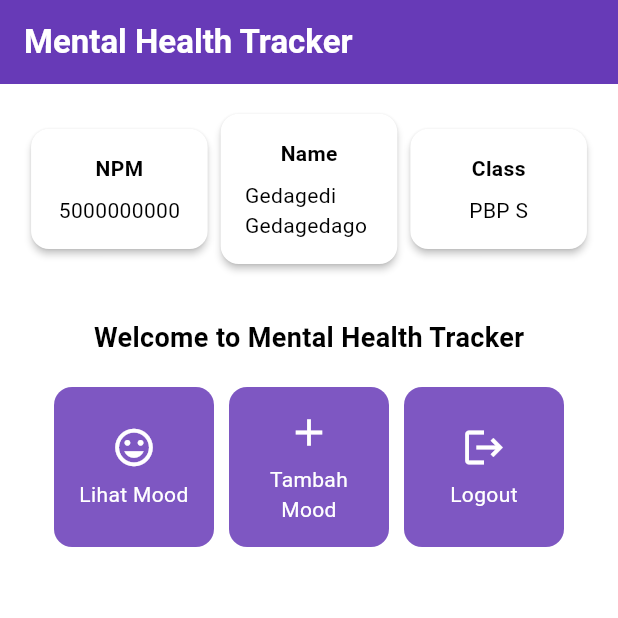
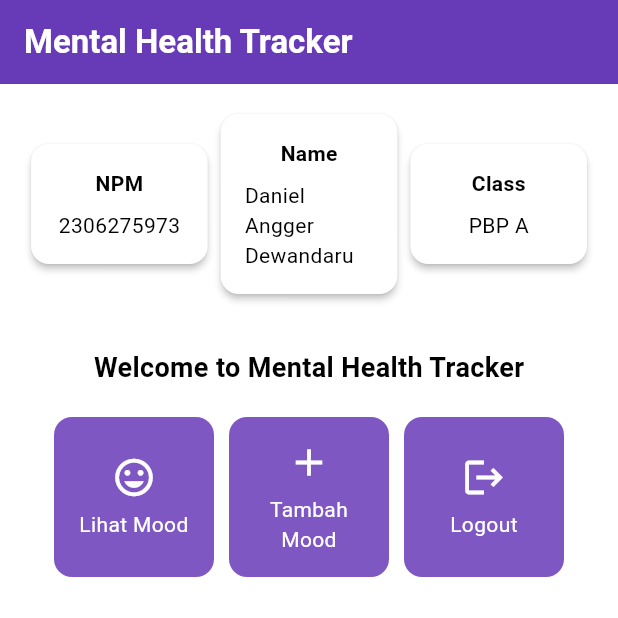
Before and after one commit to DanielAngger/mental-health-tracker-mobile, a Flutter app: the screen it shows after launch, on a phone screen of 412 x 824 dp, the top half of it. Run offline on Flutter 3.47's test engine with Material 3 defaults, Android fonts, the phone set to English and light mode, and no system bars.

Commit message:
Tutorial 6 finished

```diff
--- a/mental_health_tracker/lib/menu.dart
+++ b/mental_health_tracker/lib/menu.dart
@@ -1,9 +1,9 @@
 import 'package:flutter/material.dart';
 
 class MyHomePage extends StatelessWidget {
-  final String npm = '5000000000'; // NPM
-  final String name = 'Gedagedi Gedagedago'; // Nama
-  final String className = 'PBP S'; // Kelas
+  final String npm = '2306275973'; // NPM
+  final String name = 'Daniel Angger Dewandaru'; // Nama
+  final String className = 'PBP A'; // Kelas
 
   final List<ItemHomepage> items = [
         ItemHomepage("Lihat Mood", Icons.mood),
```
